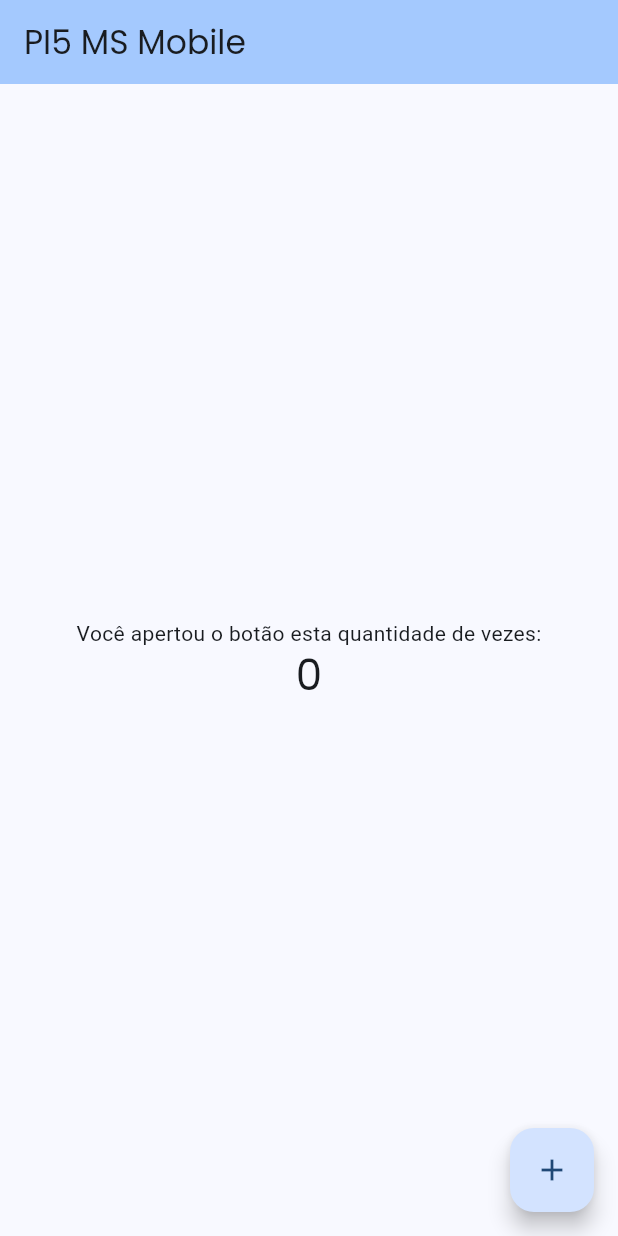
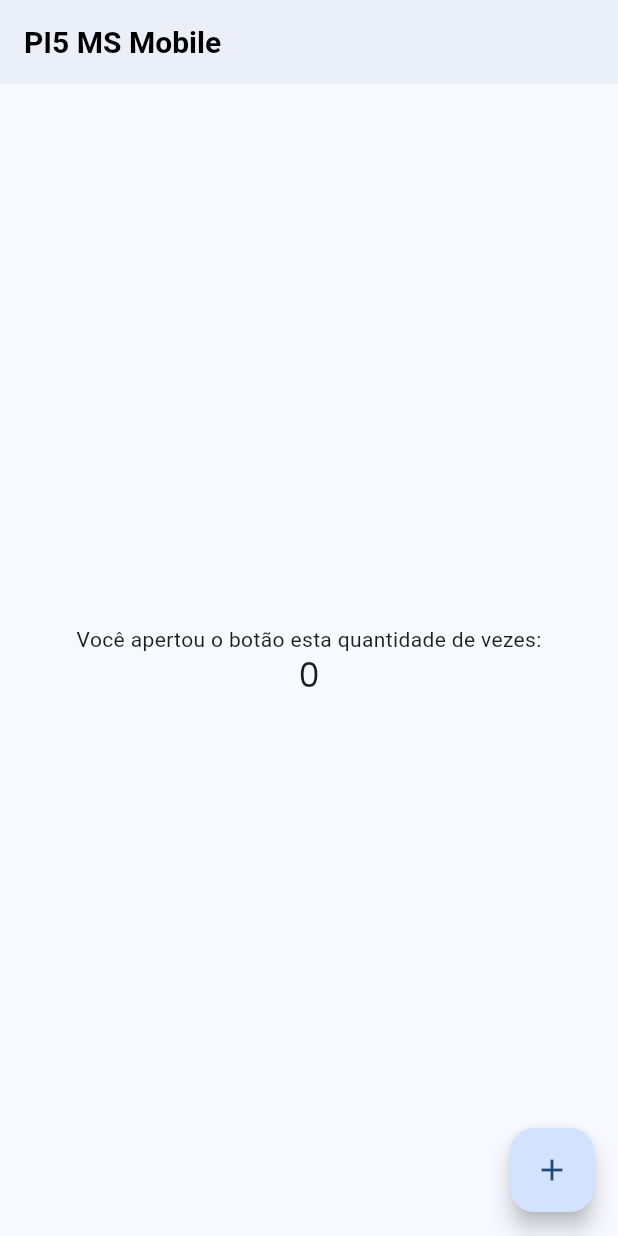
Before and after one commit to edgargavioli/pi5-app-estudo, a Flutter app: the screen it shows after launch, on a phone screen of 412 x 824 dp. Run offline on Flutter 3.47's test engine with Material 3 defaults, Android fonts, the phone set to English and light mode, and no system bars; our stand-ins replace google_fonts.

Commit message:
feat: adiciona tema na appbar

```diff
--- a/pi5_ms_mobile/lib/main.dart
+++ b/pi5_ms_mobile/lib/main.dart
@@ -1,5 +1,6 @@
 import 'package:flutter/material.dart';
 import 'package:pi5_ms_mobile/src/presentation/HomePage.dart';
+import 'package:pi5_ms_mobile/src/shared/appBar_theme.dart';
 import 'package:pi5_ms_mobile/src/shared/theme.dart';
 import 'package:pi5_ms_mobile/src/shared/util.dart';
 
@@ -20,7 +21,8 @@ class MyApp extends StatelessWidget {
 
     return MaterialApp(
       title: "PI5 MS Mobile",
-      theme: brightness == Brightness.light ? theme.light() : theme.dark(),
+      theme: brightness == Brightness.light ? theme.light().copyWith(appBarTheme: AppBarThemeConfig.lightTheme) : theme.dark().copyWith(appBarTheme: AppBarThemeConfig.darkTheme),
+      debugShowCheckedModeBanner: false,
       home: const HomePage(
         title: "PI5 MS Mobile",
       ),
--- a/pi5_ms_mobile/lib/src/presentation/HomePage.dart
+++ b/pi5_ms_mobile/lib/src/presentation/HomePage.dart
@@ -22,7 +22,7 @@ class _HomePageState extends State<HomePage> {
   Widget build(BuildContext context) {
     return Scaffold(
       appBar: AppBar(
-        backgroundColor: Theme.of(context).colorScheme.inversePrimary,
+        backgroundColor: Theme.of(context).colorScheme.surface,
         title: Text(widget.title),
       ),
       body: Center(
@@ -34,7 +34,7 @@ class _HomePageState extends State<HomePage> {
             ),
             Text(
               "$_counter",
-              style: Theme.of(context).textTheme.headlineMedium,
+              style: Theme.of(context).textTheme.titleLarge,
             ),
           ],
         ),
--- /dev/null
+++ b/pi5_ms_mobile/lib/src/shared/appBar_theme.dart
@@ -0,0 +1,30 @@
+import 'package:flutter/material.dart';
+
+class AppBarThemeConfig {
+  static AppBarTheme get lightTheme {
+    return AppBarTheme(
+      backgroundColor: Colors.white,
+      elevation: 2,
+      iconTheme: IconThemeData(color: Colors.black),
+      titleTextStyle: TextStyle(
+        color: Colors.black,
+        fontSize: 20,
+        fontWeight: FontWeight.bold,
+      ),
+    );
+  }
+
+  static AppBarTheme get darkTheme {
+    return AppBarTheme(
+      backgroundColor: Colors.black,
+      elevation: 2,
+      centerTitle: true,
+      iconTheme: IconThemeData(color: Colors.white),
+      titleTextStyle: TextStyle(
+        color: Colors.white,
+        fontSize: 20,
+        fontWeight: FontWeight.bold,
+      ),
+    );
+  }
+}
```
